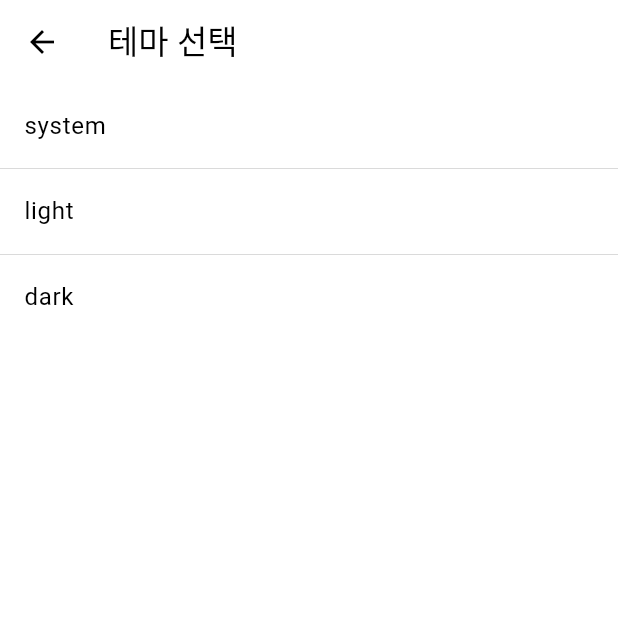
After one commit to softwar7/weplan, a Flutter app: the ThemeSelectionPage screen opened directly, on a phone screen of 412 x 824 dp, the top half of it. The commit adds this screen. Run offline on Flutter 3.47's test engine with Material 3 defaults, Android fonts, the phone set to English and light mode, and no system bars; our stand-ins replace dio, flutter_secure_storage, logger, retrofit, shared_preferences, timeago; missing offline and left inert: flutter_timetable; accounts and stored records are empty; generated files the repository leaves out were written again.

Commit message:
feat: add light/dark/system theme selecting settings

```diff
--- /dev/null
+++ b/lib/screens/theme_selection_page.dart
@@ -0,0 +1,34 @@
+import 'package:flutter/material.dart';
+
+import 'package:provider/provider.dart';
+
+import 'package:weplan/theme/theme_provider.dart';
+
+class ThemeSelectionPage extends StatelessWidget {
+  const ThemeSelectionPage({super.key});
+
+  @override
+  Widget build(BuildContext context) {
+    return Scaffold(
+      appBar: AppBar(
+        title: const Text('테마 선택'),
+      ),
+      body: ListView.separated(
+        itemBuilder: (context, index) {
+          return ListTile(
+            title: Text(ThemeMode.values[index].toString().split('.').last),
+            onTap: () {
+              context
+                  .read<ThemeProvider>()
+                  .setThemeMode(ThemeMode.values[index]);
+              Navigator.pop(context);
+            },
+          );
+        },
+        separatorBuilder: (context, index) =>
+            const Divider(height: 1, thickness: 0.1),
+        itemCount: ThemeMode.values.length,
+      ),
+    );
+  }
+}
--- a/lib/theme/theme_provider.dart
+++ b/lib/theme/theme_provider.dart
@@ -3,7 +3,8 @@ import 'package:flutter/material.dart';
 import 'package:shared_preferences/shared_preferences.dart';
 
 class ThemeProvider with ChangeNotifier {
-  ThemeMode themeMode = ThemeMode.system;
+  ThemeMode _themeMode = ThemeMode.system;
+  ThemeMode get themeMode => _themeMode;
 
   ThemeProvider() {
     _loadFromStorage();
@@ -12,18 +13,19 @@ class ThemeProvider with ChangeNotifier {
   void _loadFromStorage() async {
     SharedPreferences prefs = await SharedPreferences.getInstance();
     if (prefs.getString('themeMode') == 'ThemeMode.dark') {
-      themeMode = ThemeMode.dark;
+      _themeMode = ThemeMode.dark;
     } else if (prefs.getString('themeMode') == 'ThemeMode.light') {
-      themeMode = ThemeMode.light;
+      _themeMode = ThemeMode.light;
     } else {
-      themeMode = ThemeMode.system;
+      _themeMode = ThemeMode.system;
     }
+    notifyListeners();
   }
 
   void setThemeMode(ThemeMode mode) async {
-    themeMode = mode;
+    this._themeMode = mode;
+    notifyListeners();
     SharedPreferences prefs = await SharedPreferences.getInstance();
     prefs.setString('themeMode', mode.toString());
-    notifyListeners();
   }
 }
```
Also changed, not shown: lib/screens/settings_page.dart (+17 -0 lines).
